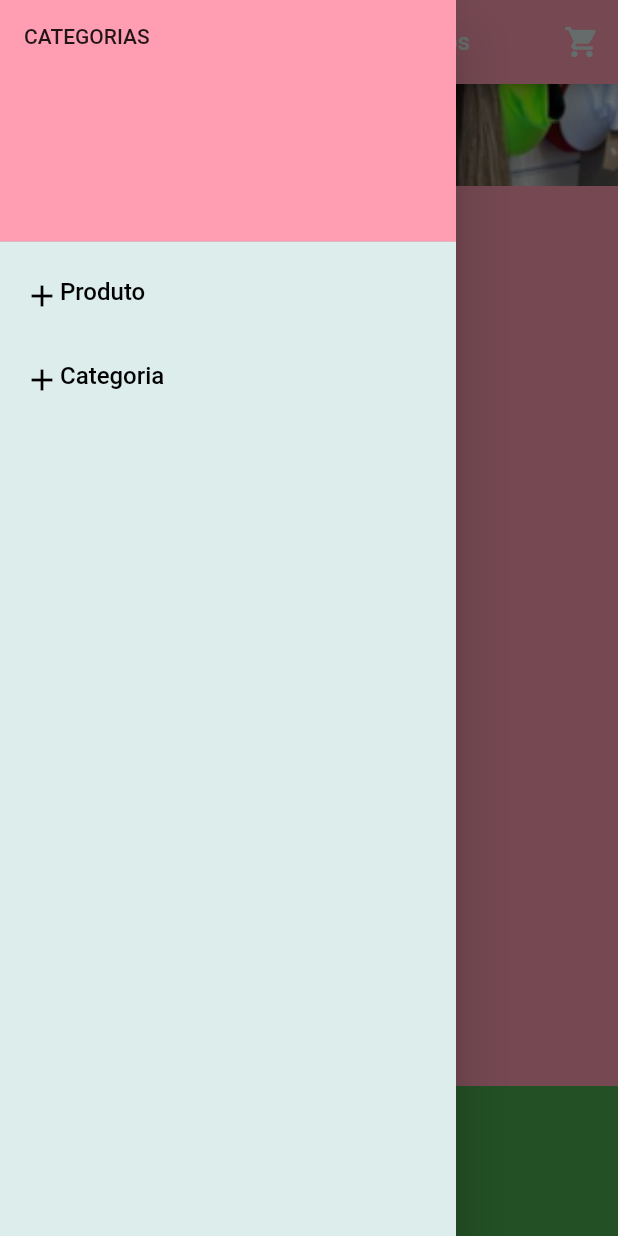
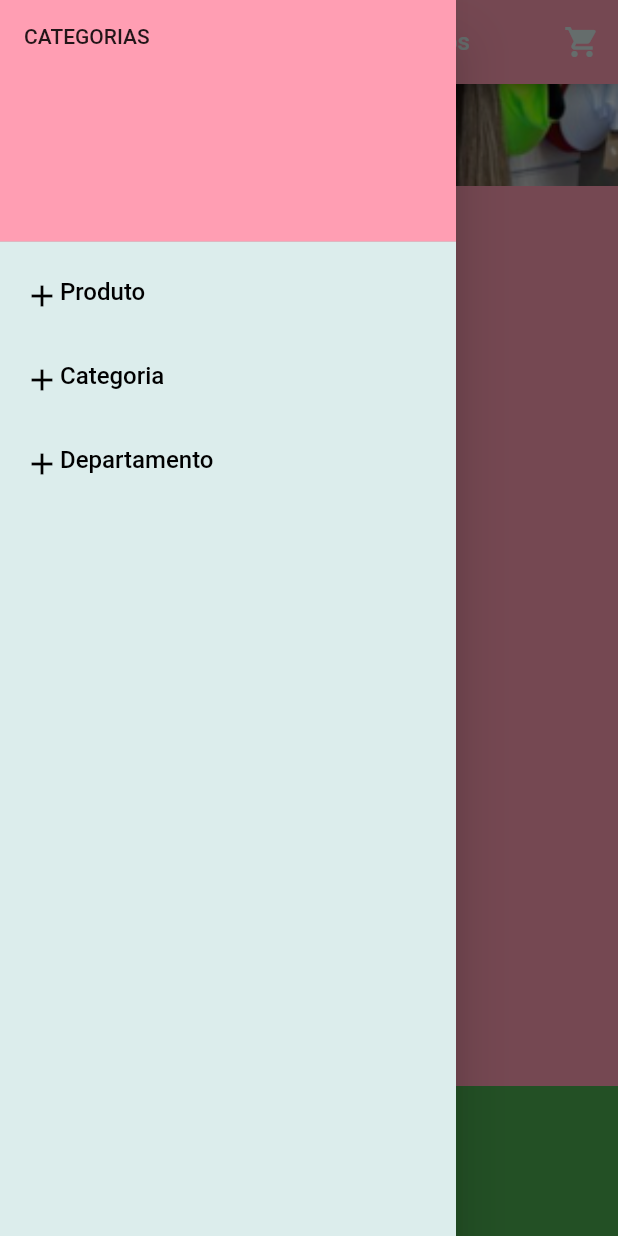
Before and after one commit to elielrj/senhorita_luxo_acessorios, a Flutter app: the screen it shows after launch, scrolled down 132 dp, after a tap on the "menu" icon, on a phone screen of 412 x 824 dp. Run offline on Flutter 3.47's test engine with Material 2 defaults, Android fonts, the phone set to English and light mode, and no system bars; drawn by our look-alikes of smooth_page_indicator; our stand-ins replace cloud_firestore, diacritic, firebase_core, firebase_storage, image_picker; accounts and stored records are empty; generated files the repository leaves out were written again.

Commit message:
Modificação de listagem de categorias por listagem de departamentos.

```diff
--- a/lib/tela_home.dart
+++ b/lib/tela_home.dart
@@ -5,7 +5,9 @@
 import 'package:senhorita_luxo_acessorios/bibioteca/imagens.dart';
 import 'package:senhorita_luxo_acessorios/bibioteca/textos/textos.dart';
 import 'package:senhorita_luxo_acessorios/model/bo/produto/Categoria.dart';
+import 'package:senhorita_luxo_acessorios/model/bo/produto/Departamento.dart';
 import 'package:senhorita_luxo_acessorios/tela_adicionar_categoria.dart';
+import 'package:senhorita_luxo_acessorios/tela_adicionar_departamento.dart';
 import 'package:senhorita_luxo_acessorios/tela_adicionar_produto.dart';
 import 'package:senhorita_luxo_acessorios/tela_de_produtos.dart';
 import 'package:senhorita_luxo_acessorios/tela_imagem_card_top.dart';
@@ -19,6 +21,7 @@
 
 class _TelaHomeState extends State<TelaHome> {
   final _listaDeCategorias = <Categoria>[];
+  final _listaDeDepartamentos = <Departamento>[];
 
   Future<void> _buscarCategorias() async {
     await FirebaseFirestore.instance
@@ -33,10 +36,24 @@
     setState(() => _listaDeCategorias);
   }
 
+  Future<void> _buscarDepartamentos() async {
+    await FirebaseFirestore.instance
+        .collection('departamentos')
+        .get()
+        .then((QuerySnapshot querySnapshot) async {
+      for (QueryDocumentSnapshot query in querySnapshot.docs) {
+        final data = query.data() as Map<String, dynamic>;
+        _listaDeDepartamentos.add(Departamento.fromMap(data));
+      }
+    });
+    setState(() => _listaDeDepartamentos);
+  }
+
   @override
   void initState() {
     super.initState();
     _buscarCategorias();
+    _buscarDepartamentos();
   }
 
   @override
@@ -65,19 +82,20 @@
               kIsWeb
                   ? Expanded(
                       child: Row(
-                        mainAxisAlignment: MainAxisAlignment.center,
+                        mainAxisAlignment: MainAxisAlignment.start,
                         crossAxisAlignment: CrossAxisAlignment.center,
                         children: [
                           const SizedBox(
                             width: 32,
                           ),
-                          for (Categoria categoria in _listaDeCategorias)
+                          for (Departamento departamento
+                              in _listaDeDepartamentos)
                             Padding(
                               padding: const EdgeInsets.only(left: 16),
                               child: TextButton(
                                 onPressed: () {},
                                 child: Text(
-                                  categoria.descricao.toString(),
+                                  departamento.nome.toString(),
                                   style: const TextStyle(
                                     color: Colors.white,
                                     fontSize: 16,
@@ -211,7 +229,30 @@
                         builder: (context) => const TelaAdicionarCategoria()));
               },
             ),
-            for (Categoria categoria in _listaDeCategorias)
+            ListTile(
+              title: const Column(
+                children: [
+                  Row(
+                      mainAxisAlignment: MainAxisAlignment.start,
+                      crossAxisAlignment: CrossAxisAlignment.start,
+                      children: [
+                        Icon(Icons.add, color: Colors.black),
+                        Text(
+                          textoDepartamento,
+                          style: TextStyle(color: Colors.black, fontSize: 16),
+                        ),
+                      ]),
+                ],
+              ),
+              onTap: () {
+                Navigator.push(
+                    context,
+                    MaterialPageRoute(
+                        builder: (context) =>
+                            const TelaAdicionarDepartamento()));
+              },
+            ),
+            for (Departamento departamento in _listaDeDepartamentos)
               ListTile(
                 title: Column(
                   mainAxisAlignment: MainAxisAlignment.start,
@@ -220,7 +261,7 @@
                     Padding(
                       padding: const EdgeInsets.only(top: 16),
                       child: Text(
-                        categoria.descricao.toString(),
+                        departamento.nome.toString(),
                         textAlign: TextAlign.start,
                         style: const TextStyle(
                           fontSize: 16,
```
